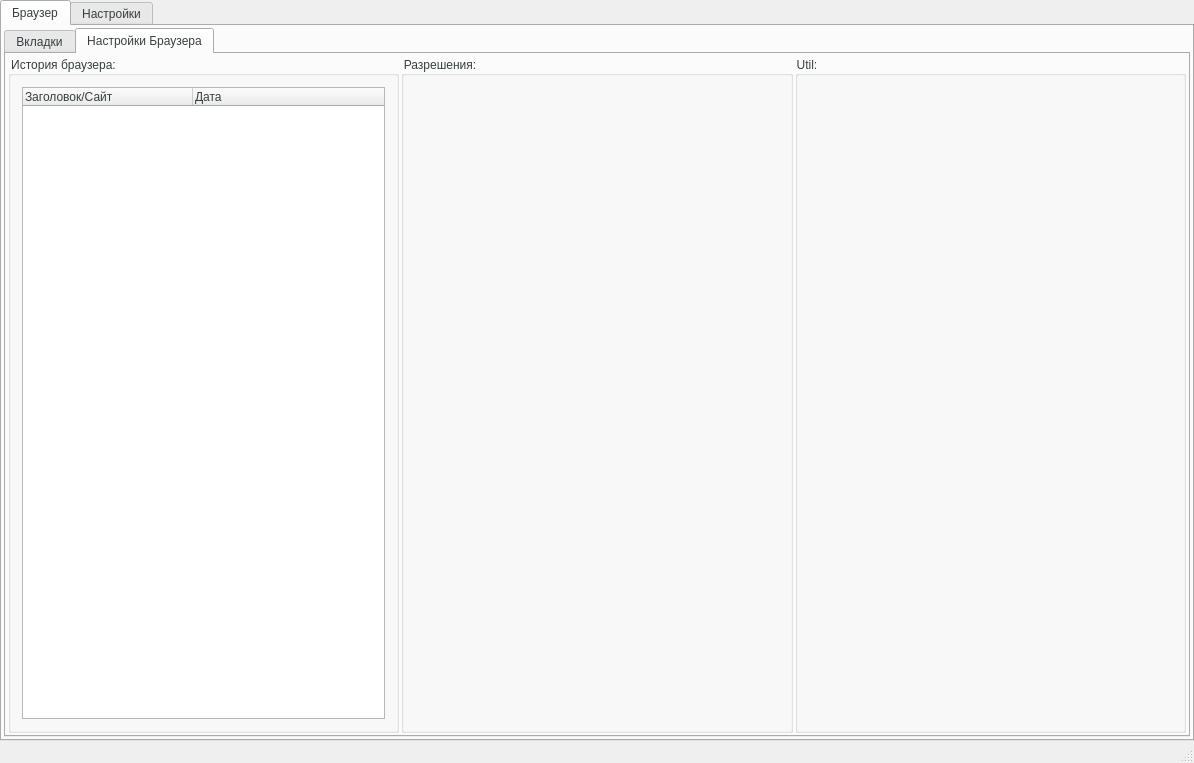
Before: the Qt Designer form mainwindow.ui in lgeffect/browseme, drawn with Qt 5.
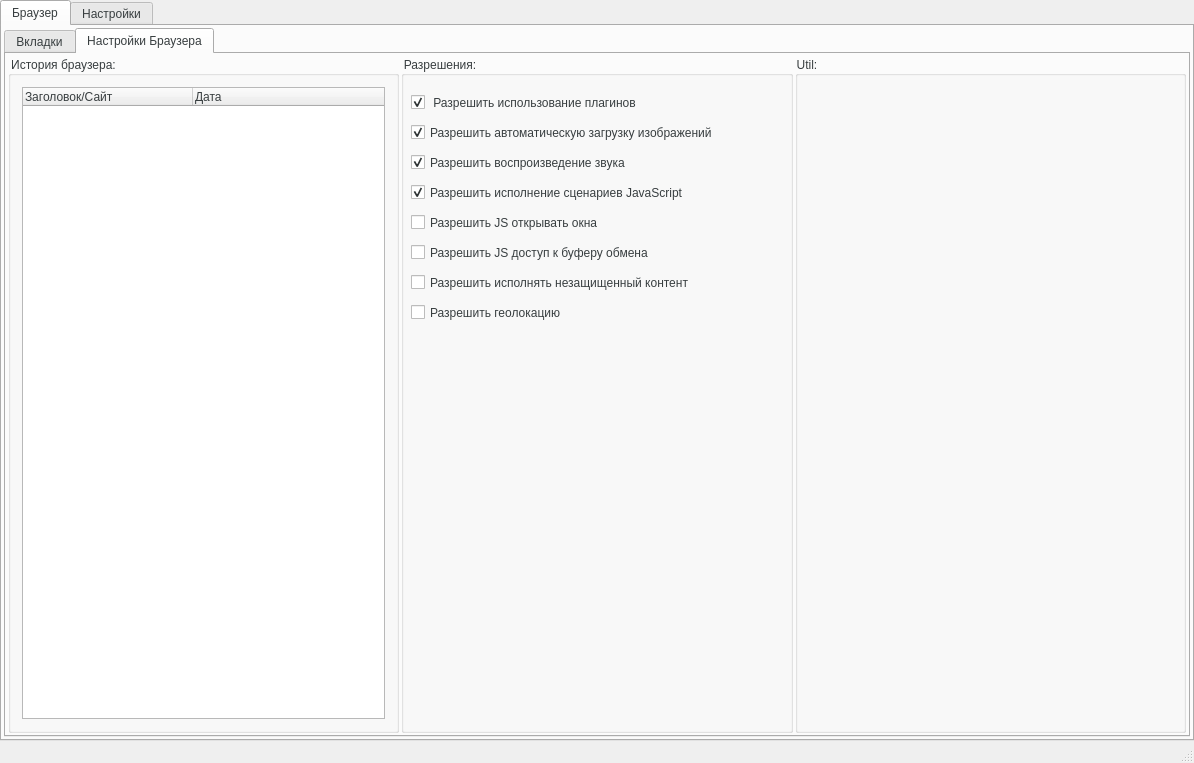
After: the same form once the commit is applied. Icons and pictures are not drawn.

```diff
--- a/mainwindow.ui
+++ b/mainwindow.ui
@@ -302,6 +302,134 @@
               <property name="title">
                <string>Разрешения:</string>
               </property>
+              <widget class="QCheckBox" name="cbAllowJavaScripts">
+               <property name="geometry">
+                <rect>
+                 <x>10</x>
+                 <y>125</y>
+                 <width>291</width>
+                 <height>23</height>
+                </rect>
+               </property>
+               <property name="text">
+                <string>Разрешить исполнение сценариев JavaScript</string>
+               </property>
+               <property name="checked">
+                <bool>true</bool>
+               </property>
+              </widget>
+              <widget class="QCheckBox" name="cbAllowPlugins">
+               <property name="geometry">
+                <rect>
+                 <x>10</x>
+                 <y>35</y>
+                 <width>247</width>
+                 <height>23</height>
+                </rect>
+               </property>
+               <property name="text">
+                <string> Разрешить использование плагинов</string>
+               </property>
+               <property name="checked">
+                <bool>true</bool>
+               </property>
+              </widget>
+              <widget class="QCheckBox" name="cbAllowAutoImg">
+               <property name="geometry">
+                <rect>
+                 <x>10</x>
+                 <y>65</y>
+                 <width>328</width>
+                 <height>23</height>
+                </rect>
+               </property>
+               <property name="text">
+                <string>Разрешить автоматическую загрузку изображений</string>
+               </property>
+               <property name="checked">
+                <bool>true</bool>
+               </property>
+              </widget>
+              <widget class="QCheckBox" name="cbAllowJSClipboard">
+               <property name="geometry">
+                <rect>
+                 <x>10</x>
+                 <y>185</y>
+                 <width>291</width>
+                 <height>23</height>
+                </rect>
+               </property>
+               <property name="text">
+                <string>Разрешить JS доступ к буферу обмена</string>
+               </property>
+               <property name="checked">
+                <bool>false</bool>
+               </property>
+              </widget>
+              <widget class="QCheckBox" name="cbAllowJSOpen">
+               <property name="geometry">
+                <rect>
+                 <x>10</x>
+                 <y>155</y>
+                 <width>291</width>
+                 <height>23</height>
+                </rect>
+               </property>
+               <property name="text">
+                <string>Разрешить JS открывать окна</string>
+               </property>
+               <property name="checked">
+                <bool>false</bool>
+               </property>
+              </widget>
+              <widget class="QCheckBox" name="cbAllowInsecContent">
+               <property name="geometry">
+                <rect>
+                 <x>10</x>
+                 <y>215</y>
+                 <width>301</width>
+                 <height>23</height>
+                </rect>
+               </property>
+               <property name="text">
+                <string>Разрешить исполнять незащищенный контент</string>
+               </property>
+               <property name="checked">
+                <bool>false</bool>
+               </property>
+              </widget>
+              <widget class="QCheckBox" name="cbAllowGeoloc">
+               <property name="geometry">
+                <rect>
+                 <x>10</x>
+                 <y>245</y>
+                 <width>291</width>
+                 <height>23</height>
+                </rect>
+               </property>
+               <property name="text">
+                <string>Разрешить геолокацию</string>
+               </property>
+               <property name="checked">
+                <bool>false</bool>
+               </property>
+              </widget>
+              <widget class="QCheckBox" name="cbAllowSound">
+               <property name="geometry">
+                <rect>
+                 <x>10</x>
+                 <y>95</y>
+                 <width>291</width>
+                 <height>23</height>
+                </rect>
+               </property>
+               <property name="text">
+                <string>Разрешить воспроизведение звука</string>
+               </property>
+               <property name="checked">
+                <bool>true</bool>
+               </property>
+              </widget>
              </widget>
             </item>
             <item>
```
